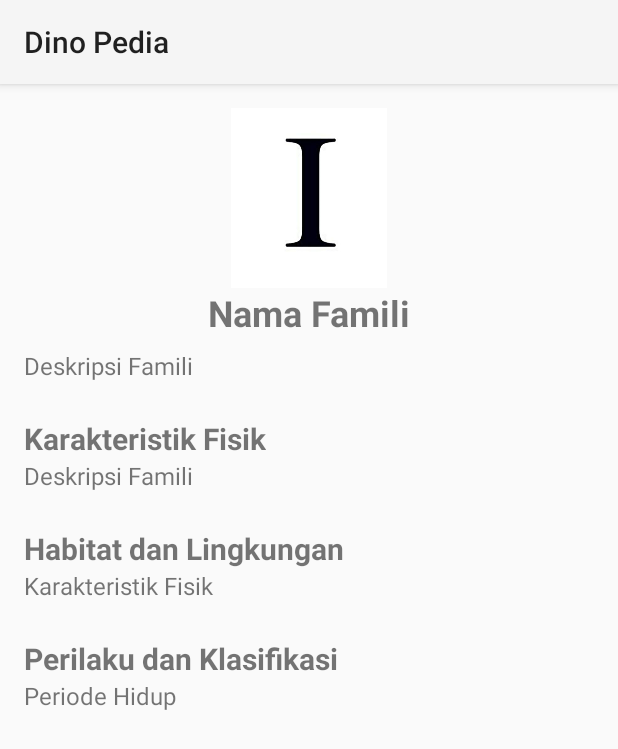
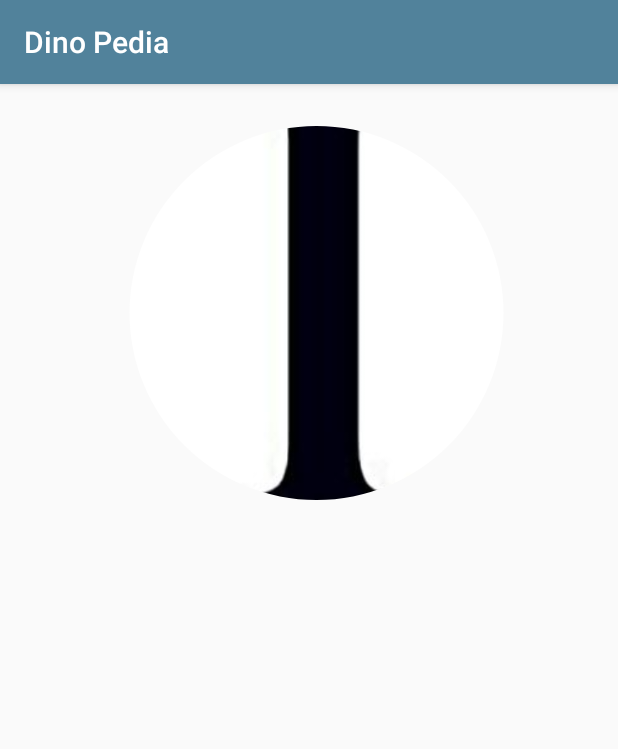
Before and after one commit to jayflinehtg/UTS-ifs21038, an Android app: the FamiliaActivity screen opened directly, with no data from a screen before it, on a phone screen of 412 x 824 dp. Shown: the top 749 px of the screen. Run offline under Robolectric (Android 15) with nearby library versions, the phone set to English and light mode, and no system bars; our stand-ins replace CircleImageView.

Commit message:
Update lagi

```diff
--- a/app/src/main/res/layout/activity_familia.xml
+++ b/app/src/main/res/layout/activity_familia.xml
@@ -1,125 +1,20 @@
 <?xml version="1.0" encoding="utf-8"?>
-<ScrollView
-    xmlns:android="http://schemas.android.com/apk/res/android"
+<androidx.constraintlayout.widget.ConstraintLayout xmlns:android="http://schemas.android.com/apk/res/android"
     xmlns:app="http://schemas.android.com/apk/res-auto"
     xmlns:tools="http://schemas.android.com/tools"
     android:layout_width="match_parent"
-    android:layout_height="wrap_content"
-    android:contentDescription="@string/app_name"
+    android:layout_height="match_parent"
     tools:context=".FamiliaActivity">
-    <androidx.constraintlayout.widget.ConstraintLayout
-        android:layout_width="match_parent"
-        android:layout_height="wrap_content"
-        android:paddingBottom="50dp">
-        <ImageView
-            android:id="@+id/ivDetailIcon"
-            android:layout_width="120dp"
-            android:layout_height="120dp"
-            android:layout_marginTop="16dp"
-            android:contentDescription="@string/info_familia_icon"
-            android:src="@drawable/angka_1"
-            app:layout_constraintEnd_toEndOf="parent"
-            app:layout_constraintStart_toStartOf="parent"
-            app:layout_constraintTop_toTopOf="parent"
-            tools:ignore="ImageContrastCheck" />
 
-        <TextView
-            android:id="@+id/tvDetailName"
-            android:layout_width="wrap_content"
-            android:layout_height="wrap_content"
-            android:text="@string/info_familia_name"
-            android:textSize="24sp"
-            android:textStyle="bold"
-            app:layout_constraintEnd_toEndOf="parent"
-            app:layout_constraintStart_toStartOf="parent"
-            app:layout_constraintTop_toBottomOf=
-                "@+id/ivDetailIcon" />
-        <TextView
-            android:id="@+id/tvDetailDescription"
-            android:layout_width="0dp"
-            android:layout_height="wrap_content"
-            android:layout_marginStart="16dp"
-            android:layout_marginTop="8dp"
-            android:layout_marginEnd="16dp"
-            android:text="@string/info_familia_desc"
-            android:textAlignment="textStart"
-            android:textSize="16sp"
-            app:layout_constraintEnd_toEndOf="parent"
-            app:layout_constraintStart_toStartOf="parent"
-            app:layout_constraintTop_toBottomOf=
-                "@+id/tvDetailName" />
-        <TextView
-            android:id="@+id/tvTitle1"
-            android:layout_width="wrap_content"
-            android:layout_height="wrap_content"
-            android:layout_marginStart="16dp"
-            android:layout_marginTop="24dp"
-            android:text="@string/info_familia_characteristic"
-            android:textSize="20sp"
-            android:textStyle="bold"
-            app:layout_constraintStart_toStartOf="parent"
-            app:layout_constraintTop_toBottomOf=
-                "@+id/tvDetailDescription" />
-        <TextView
-            android:id="@+id/tvDetailCharacteristic"
-            android:layout_width="0dp"
-            android:layout_height="wrap_content"
-            android:layout_marginStart="16dp"
-            android:layout_marginEnd="16dp"
-            android:text="@string/info_familia_desc"
-            android:textSize="16sp"
-            app:layout_constraintEnd_toEndOf="parent"
-            app:layout_constraintStart_toStartOf="parent"
-            app:layout_constraintTop_toBottomOf=
-                "@+id/tvTitle1" />
-        <TextView
-            android:id="@+id/tvTitle2"
-            android:layout_width="wrap_content"
-            android:layout_height="wrap_content"
-            android:layout_marginStart="16dp"
-            android:layout_marginTop="24dp"
-            android:text="@string/info_familia_habitat"
-            android:textSize="20sp"
-            android:textStyle="bold"
-            app:layout_constraintStart_toStartOf="parent"
-            app:layout_constraintTop_toBottomOf=
-                "@+id/tvDetailCharacteristic" />
-        <TextView
-            android:id="@+id/tvDetailHabitat"
-            android:layout_width="0dp"
-            android:layout_height="wrap_content"
-            android:layout_marginStart="16dp"
-            android:layout_marginEnd="16dp"
-            android:text="@string/info_familia_characteristic"
-            android:textSize="16sp"
-            app:layout_constraintEnd_toEndOf="parent"
-            app:layout_constraintStart_toStartOf="parent"
-            app:layout_constraintTop_toBottomOf=
-                "@+id/tvTitle2" />
-        <TextView
-            android:id="@+id/tvTitle3"
-            android:layout_width="wrap_content"
-            android:layout_height="wrap_content"
-            android:layout_marginStart="16dp"
-            android:layout_marginTop="24dp"
-            android:text="@string/info_familia_perilaku"
-            android:textSize="20sp"
-            android:textStyle="bold"
-            app:layout_constraintStart_toStartOf="parent"
-            app:layout_constraintTop_toBottomOf=
-                "@+id/tvDetailHabitat" />
-        <TextView
-            android:id="@+id/tvDetailProcess"
-            android:layout_width="0dp"
-            android:layout_height="wrap_content"
-            android:layout_marginStart="16dp"
-            android:layout_marginEnd="16dp"
-            android:text="@string/info_familia_periode"
-            android:textAlignment="textStart"
-            android:textSize="16sp"
-            app:layout_constraintEnd_toEndOf="parent"
-            app:layout_constraintStart_toStartOf="parent"
-            app:layout_constraintTop_toBottomOf=
-                "@+id/tvTitle3" />
-    </androidx.constraintlayout.widget.ConstraintLayout>
-</ScrollView>
+    <de.hdodenhof.circleimageview.CircleImageView
+        android:id="@+id/profile_image"
+        android:layout_width="422dp"
+        android:layout_height="249dp"
+        android:layout_marginTop="28dp"
+        android:src="@drawable/angka_1"
+        app:layout_constraintStart_toStartOf="parent"
+        app:layout_constraintTop_toTopOf="parent"
+        tools:ignore="MissingClass,MissingConstraints" />
+
+
+</androidx.constraintlayout.widget.ConstraintLayout>
--- a/app/src/main/res/values/themes.xml
+++ b/app/src/main/res/values/themes.xml
@@ -1,5 +1,6 @@
 <resources xmlns:tools="http://schemas.android.com/tools">
-    <style name="Base.Theme.DinoPedia." parent="Theme.AppCompat.Light.DarkActionBar">
+
+    <style name="Base.Theme.DinoPedia" parent="Theme.AppCompat.Light.DarkActionBar">
         <item name="colorPrimary">@color/biru</item>
         <item name="colorPrimaryDark">@color/biru</item>
     </style>
```
